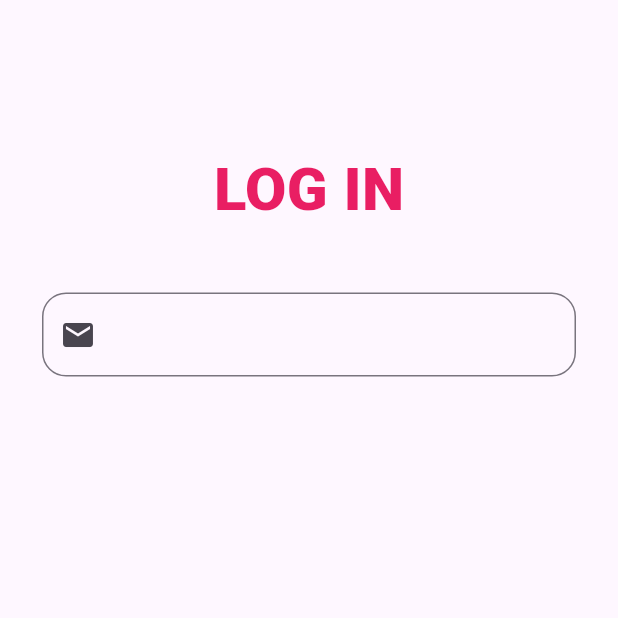
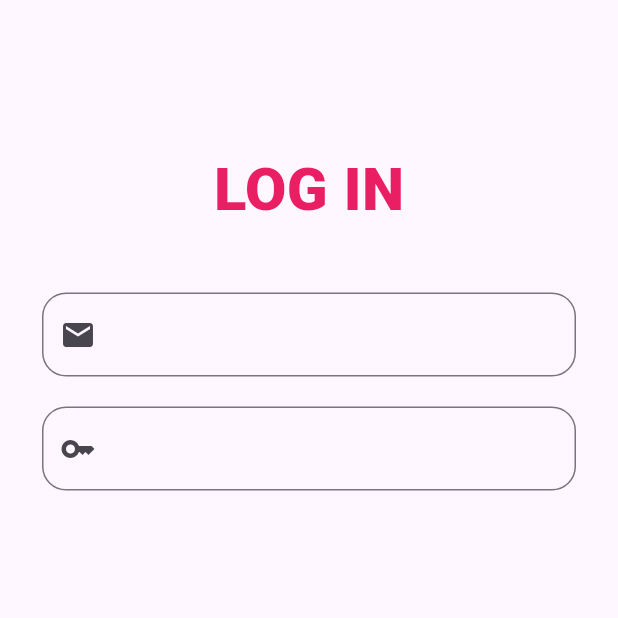
Before and after one commit to sohasara/E-Commerce-App, a Flutter app: the screen it shows after launch, on a phone screen of 412 x 824 dp, the top half of it. Run offline on Flutter 3.47's test engine with Material 3 defaults, Android fonts, the phone set to English and light mode, and no system bars.

Commit message:
add password field

```diff
--- a/lib/feature/presentation/pages/log_in.dart
+++ b/lib/feature/presentation/pages/log_in.dart
@@ -27,7 +27,17 @@ class LogIn extends StatelessWidget {
                 height: 40,
               ),
               MyTextFeild(
-                icon: Icon(Icons.email),
+                icon: Icon(
+                  Icons.email,
+                ),
+              ),
+              SizedBox(
+                height: 20,
+              ),
+              MyTextFeild(
+                icon: Icon(
+                  Icons.key_sharp,
+                ),
               )
             ],
           ),
```
